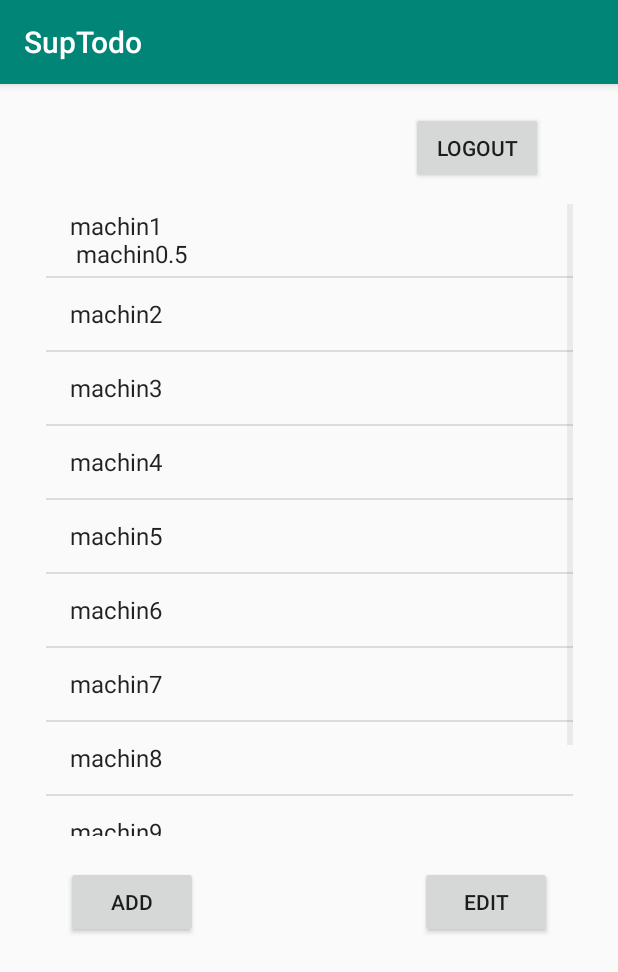
After one commit to ismaiiil/SupTodo, an Android app: the ChooseActivity screen opened directly, with no data from a screen before it, on a phone screen of 412 x 824 dp. The commit adds this screen. Shown: the top 972 px of the screen. Run offline under Robolectric (Android 15) with nearby library versions, the phone set to English and light mode, and no system bars.

Commit message:
+ Choose Activity with Listview + 1D array and adpater for listView + Logout button to quit app(change to first activity) + edit button + add button + constraints ok
- theme
- try burger/flotting btn
- change app icon
- list view

```diff
--- a/app/src/main/AndroidManifest.xml
+++ b/app/src/main/AndroidManifest.xml
@@ -22,7 +22,9 @@
             </intent-filter>
         </activity>
         <activity android:name=".LoginActivity" />
-        <activity android:name=".ToDoListActivity"></activity>
+        <activity android:name=".ChooseActivity" />
+        <activity android:name=".AddActivity" />
+        <activity android:name=".EditActivity"></activity>
     </application>
 
 </manifest>
--- a/app/src/main/java/com/supinfo/and/suptodo/ToDoListActivity.java
+++ b/app/src/main/java/com/supinfo/and/suptodo/AddActivity.java
@@ -3,11 +3,11 @@ package com.supinfo.and.suptodo;
 import android.support.v7.app.AppCompatActivity;
 import android.os.Bundle;
 
-public class ToDoListActivity extends AppCompatActivity {
+public class AddActivity extends AppCompatActivity {
 
     @Override
     protected void onCreate(Bundle savedInstanceState) {
         super.onCreate(savedInstanceState);
-        setContentView(R.layout.activity_to_do_list);
+        setContentView(R.layout.activity_add);
     }
 }
--- /dev/null
+++ b/app/src/main/java/com/supinfo/and/suptodo/ChooseActivity.java
@@ -0,0 +1,64 @@
+package com.supinfo.and.suptodo;
+
+import android.content.Intent;
+import android.support.v7.app.AppCompatActivity;
+import android.os.Bundle;
+import android.widget.ArrayAdapter;
+import android.widget.ListAdapter;
+import android.widget.ListView;
+import android.widget.Button;
+
+public class ChooseActivity extends AppCompatActivity {
+
+    private Button btnLogout;
+    private Button btnAddToDoList;
+    private Button btnEditToDoList;
+
+    @Override
+    protected void onCreate(Bundle savedInstanceState) {
+        super.onCreate(savedInstanceState);
+        setContentView(R.layout.choose_activity);
+
+        getUIElements();
+
+        btnLogout.setOnClickListener(v ->
+                exitApplication()
+
+        );
+
+        btnAddToDoList.setOnClickListener(v ->
+                openAddActivity()
+        );
+
+        btnEditToDoList.setOnClickListener(v ->
+                openEditActivity()
+        );
+
+        String[] todo = {"machin1 \n machin0.5", "machin2", "machin3", "machin4", "machin5", "machin6", "machin7", "machin8", "machin9", "machin10"};
+        ListAdapter multiListViewAdapter = new ArrayAdapter<String>(this, android.R.layout.simple_list_item_1, todo);
+        ListView multiListView = (ListView)findViewById(R.id.multiListView);
+        multiListView.setAdapter(multiListViewAdapter);
+    }
+
+    private void getUIElements(){
+
+        btnLogout = (Button)findViewById(R.id.logoutBtn);
+        btnAddToDoList = (Button)findViewById(R.id.addBtn);
+        btnEditToDoList = (Button)findViewById(R.id.editBtn);
+    }
+
+    public void exitApplication(){
+        moveTaskToBack(true);
+        android.os.Process.killProcess(android.os.Process.myPid());
+    }
+
+    public void openAddActivity(){
+        Intent intent = new Intent(this, AddActivity.class);
+        startActivity(intent);
+    }
+
+    public void openEditActivity(){
+        Intent intent = new Intent(this, EditActivity.class);
+        startActivity(intent);
+    }
+}
--- a/app/src/main/java/com/supinfo/and/suptodo/LoginActivity.java
+++ b/app/src/main/java/com/supinfo/and/suptodo/LoginActivity.java
@@ -3,7 +3,6 @@ package com.supinfo.and.suptodo;
 import android.content.Intent;
 import android.support.v7.app.AppCompatActivity;
 import android.os.Bundle;
-import android.view.View;
 import android.widget.Button;
 import android.widget.EditText;
 import android.widget.Toast;
@@ -42,7 +41,7 @@ public class LoginActivity extends AppCompatActivity {
             Toast.makeText(getApplicationContext(),"You cannot leave empty fields",Toast.LENGTH_LONG).show();
 
         }else{
-            Intent intent = new Intent(LoginActivity.this, ToDoListActivity.class);
+            Intent intent = new Intent(LoginActivity.this, ChooseActivity.class);
             startActivity(intent);
         }
     }
--- a/app/src/main/java/com/supinfo/and/suptodo/RegisterActivity.java
+++ b/app/src/main/java/com/supinfo/and/suptodo/RegisterActivity.java
@@ -3,7 +3,6 @@ package com.supinfo.and.suptodo;
 import android.content.Intent;
 import android.support.v7.app.AppCompatActivity;
 import android.os.Bundle;
-import android.view.View;
 import android.widget.Button;
 import android.widget.EditText;
 import android.widget.Toast;
@@ -53,7 +52,7 @@ public class RegisterActivity extends AppCompatActivity {
             Toast.makeText(getApplicationContext(),"Incomplete form",Toast.LENGTH_LONG).show();
 
         }else{
-            Intent intent = new Intent(RegisterActivity.this, ToDoListActivity.class);
+            Intent intent = new Intent(RegisterActivity.this, ChooseActivity.class);
             startActivity(intent);
         }
     }
--- a/app/src/main/res/layout/activity_to_do_list.xml
+++ b/app/src/main/res/layout/activity_add.xml
@@ -4,6 +4,6 @@
     xmlns:tools="http://schemas.android.com/tools"
     android:layout_width="match_parent"
     android:layout_height="match_parent"
-    tools:context=".ToDoListActivity">
+    tools:context=".AddActivity">
 
 </android.support.constraint.ConstraintLayout>
--- /dev/null
+++ b/app/src/main/res/layout/choose_activity.xml
@@ -0,0 +1,59 @@
+<?xml version="1.0" encoding="utf-8"?>
+<android.support.constraint.ConstraintLayout xmlns:android="http://schemas.android.com/apk/res/android"
+    xmlns:app="http://schemas.android.com/apk/res-auto"
+    xmlns:tools="http://schemas.android.com/tools"
+    android:layout_width="match_parent"
+    android:layout_height="match_parent"
+    tools:context=".ChooseActivity">
+
+    <Button
+        android:id="@+id/logoutBtn"
+        android:layout_width="wrap_content"
+        android:layout_height="wrap_content"
+        android:layout_marginBottom="8dp"
+        android:layout_marginEnd="8dp"
+        android:layout_marginStart="8dp"
+        android:layout_marginTop="8dp"
+        android:text="@string/btn_Logout"
+        app:layout_constraintBottom_toBottomOf="parent"
+        app:layout_constraintEnd_toEndOf="parent"
+        app:layout_constraintHorizontal_bias="0.864"
+        app:layout_constraintStart_toStartOf="parent"
+        app:layout_constraintTop_toTopOf="parent"
+        app:layout_constraintVertical_bias="0.015" />
+
+    <ListView
+        android:id="@+id/multiListView"
+        android:layout_width="351dp"
+        android:layout_height="421dp"
+        android:layout_marginBottom="8dp"
+        android:layout_marginEnd="8dp"
+        android:layout_marginStart="8dp"
+        android:layout_marginTop="80dp"
+        app:layout_constraintBottom_toBottomOf="parent"
+        app:layout_constraintEnd_toEndOf="parent"
+        app:layout_constraintStart_toStartOf="parent"
+        app:layout_constraintTop_toTopOf="parent"
+        app:layout_constraintVertical_bias="0.0" />
+
+    <Button
+        android:id="@+id/addBtn"
+        android:layout_width="wrap_content"
+        android:layout_height="wrap_content"
+        android:layout_marginStart="44dp"
+        android:layout_marginTop="20dp"
+        android:text="@string/btn_Add"
+        app:layout_constraintStart_toStartOf="parent"
+        app:layout_constraintTop_toBottomOf="@+id/multiListView" />
+
+    <Button
+        android:id="@+id/editBtn"
+        android:layout_width="wrap_content"
+        android:layout_height="wrap_content"
+        android:layout_marginStart="280dp"
+        android:layout_marginTop="20dp"
+        android:text="@string/btn_Edit"
+        app:layout_constraintStart_toStartOf="parent"
+        app:layout_constraintTop_toBottomOf="@+id/multiListView" />
+
+</android.support.constraint.ConstraintLayout>
--- a/app/src/main/res/values/strings.xml
+++ b/app/src/main/res/values/strings.xml
@@ -14,4 +14,7 @@
     <string name="permission_rationale">"Contacts permissions are needed for providing email
         completions."
     </string>
+    <string name="btn_Add">Add</string>
+    <string name="btn_Logout">Logout</string>
+    <string name="btn_Edit">Edit</string>
 </resources>
```
Also changed, not shown: app/src/main/java/com/supinfo/and/suptodo/EditActivity.java (added, +13 -0 lines), app/src/main/res/layout/activity_edit.xml (added, +9 -0 lines), app/src/main/res/layout/activity_login.xml (+10 -17 lines).
